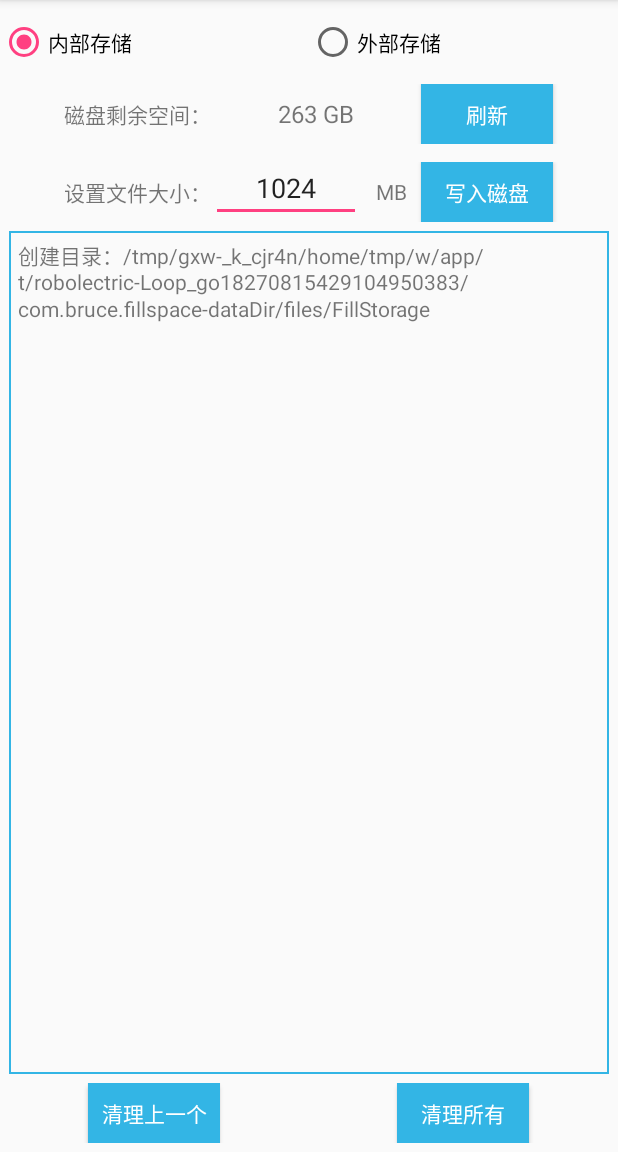
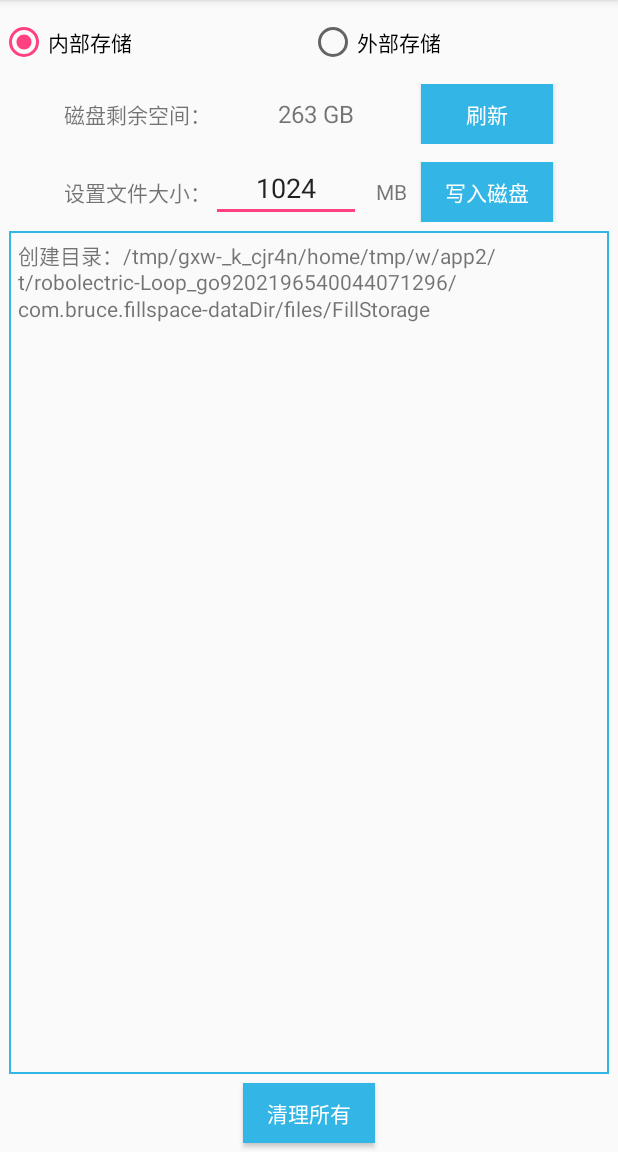
Before and after one commit to jb274585381/FillSpace, an Android app: the screen it shows after launch (MainActivity), on a phone screen of 412 x 824 dp, the part 84-1236 px from its top. Run offline under Robolectric (Android 15) with nearby library versions, the phone set to English and light mode, and no system bars.

Commit message:
去掉 清理上一个功能

```diff
--- a/app/src/main/res/layout/activity_main.xml
+++ b/app/src/main/res/layout/activity_main.xml
@@ -107,46 +107,14 @@
         android:scrollbars="vertical"
         />
 
-    <LinearLayout
-        android:layout_width="match_parent"
-        android:layout_height="wrap_content"
-        android:layout_marginBottom="6dp"
-        android:orientation="horizontal">
-
-        <LinearLayout
-            android:layout_width="0dp"
-            android:layout_height="wrap_content"
-            android:layout_weight="1"
-            android:orientation="vertical">
-
-            <Button
-                android:id="@+id/btn_delete_last"
-                android:layout_width="wrap_content"
-                android:layout_height="40dp"
-                android:layout_gravity="center"
-                android:background="@drawable/btn_selector"
-                android:text="清理上一个"
-                android:textColor="@android:color/white" />
-
-        </LinearLayout>
-
-        <LinearLayout
-            android:layout_width="0dp"
-            android:layout_height="wrap_content"
-            android:layout_weight="1"
-            android:orientation="vertical">
-
     <Button
         android:id="@+id/btn_clean"
         android:layout_width="wrap_content"
         android:layout_height="40dp"
         android:layout_gravity="center"
+        android:layout_marginBottom="6dp"
         android:background="@drawable/btn_selector"
         android:text="清理所有"
         android:textColor="@android:color/white" />
 
 </LinearLayout>
-
-    </LinearLayout>
-
-</LinearLayout>
```
Also changed, not shown: app/src/main/java/com/bruce/fillspace/MainActivity.java (+0 -45 lines). Lines whose indentation alone changed are shown as unchanged.
